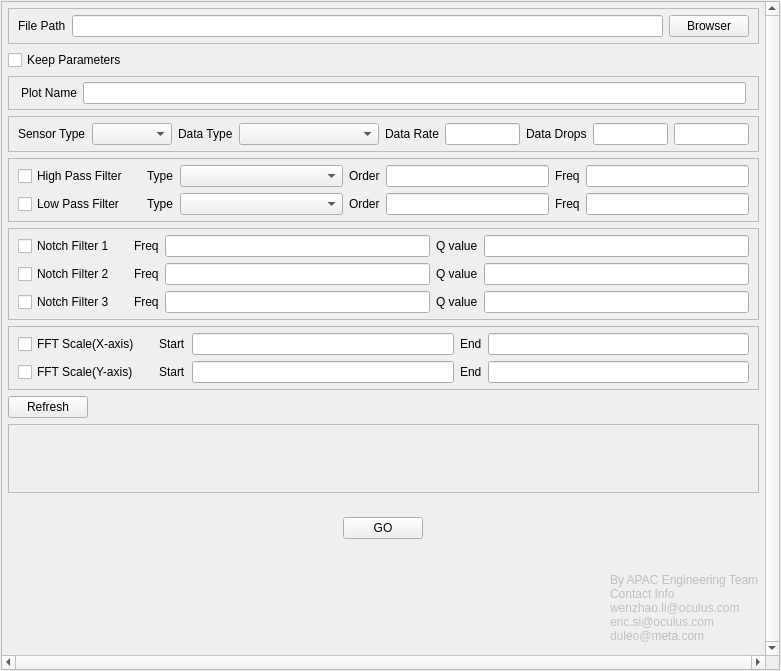
Above: mainWin.ui from leoduhot/cld_data_visualize before the change. Below: the same form after it.
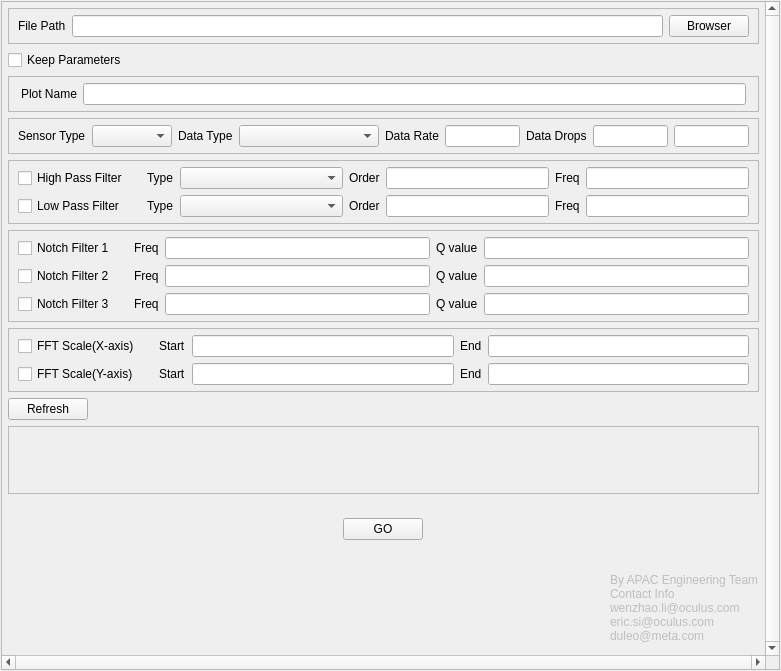
That is the form after the change.

Commit message: v0.4.000 1. add tips for widgets 2. remove unused file

The edit to the form file:
```diff
--- a/mainWin.ui
+++ b/mainWin.ui
@@ -91,8 +91,8 @@
         <rect>
          <x>0</x>
          <y>0</y>
-         <width>765</width>
-         <height>655</height>
+         <width>777</width>
+         <height>667</height>
         </rect>
        </property>
        <property name="sizePolicy">
@@ -245,13 +245,13 @@
             <number>12</number>
            </property>
            <property name="topMargin">
-            <number>5</number>
+            <number>6</number>
            </property>
            <property name="rightMargin">
             <number>12</number>
            </property>
            <property name="bottomMargin">
-            <number>5</number>
+            <number>6</number>
            </property>
            <item>
             <widget class="QLabel" name="plotNameLab">
```
Left out of the diff: 37 changed lines with no effect on the pictures. The commit also changes 2 other files.
